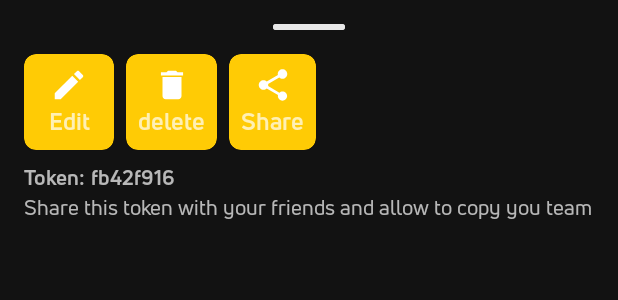
After one commit to ahuamana/CleanArquitecturePokeDex, an Android app: the layout bottom_sheet_options.xml on its own in the app's theme, with its tools: preview values and no code run, on a phone screen of 412 x 824 dp. The commit adds this screen. Shown: the top 300 px of the screen. Run offline under Robolectric (Android 15) with nearby library versions, the phone set to English and light mode, and no system bars.

Commit message:
if applied this will implement bottom sheet screen

```diff
--- a/dependencies.gradle
+++ b/dependencies.gradle
@@ -82,5 +82,7 @@ ext{
     //Firebase Realtime Database
     firebaseRealtimeDatabaseLib = "com.google.firebase:firebase-database-ktx:20.1.0"
 
+    //Swiper
+    swiperLib = "it.xabaras.android:recyclerview-swipedecorator:1.4"
 
 }
--- a/domain/src/main/java/com/paparazziteam/cleanarquitecturepokemon/domain/Entities.kt
+++ b/domain/src/main/java/com/paparazziteam/cleanarquitecturepokemon/domain/Entities.kt
@@ -77,6 +77,7 @@ data class PokemonTeam(
     var name: String,
     var pokemon: List<PokemonResponse>,
     var regionName: String = "",
+    var token: String = ""
 ) {
     constructor() : this("","", "", listOf())
 }
--- a/feature-home/build.gradle
+++ b/feature-home/build.gradle
@@ -69,6 +69,6 @@ dependencies {
     implementation viewModelExtensionForFragmentLib
 
 
-
+    implementation swiperLib
 
 }
--- a/feature-home/src/main/java/com/paparazziteam/cleanarquitecturepokemon/feature/home/PokemonTeamActivity.kt
+++ b/feature-home/src/main/java/com/paparazziteam/cleanarquitecturepokemon/feature/home/PokemonTeamActivity.kt
@@ -1,6 +1,5 @@
 package com.paparazziteam.cleanarquitecturepokemon.feature.home
 
-import androidx.appcompat.app.AppCompatActivity
 import android.os.Bundle
 import androidx.activity.viewModels
 import androidx.lifecycle.Observer
@@ -9,10 +8,10 @@ import com.paparazziteam.cleanarquitecturepokemon.feature.home.adapters.PokemonT
 import com.paparazziteam.cleanarquitecturepokemon.feature.home.databinding.ActivityPokemonTeamBinding
 import com.paparazziteam.cleanarquitecturepokemon.feature.home.viewmodels.PokemonTeamViewModel
 import com.paparazziteam.cleanarquitecturepokemon.shared.base.BaseActivity
-import com.paparazziteam.cleanarquitecturepokemon.shared.components.HorizontalSpacingItemDecoration
 import com.paparazziteam.cleanarquitecturepokemon.shared.components.VerticalSpacingItemDecoration
 import dagger.hilt.android.AndroidEntryPoint
 import pe.com.tarjetaw.android.client.shared.network.Event
+
 
 @AndroidEntryPoint
 class PokemonTeamActivity : BaseActivity<ActivityPokemonTeamBinding>(ActivityPokemonTeamBinding::inflate) {
@@ -67,6 +66,8 @@ class PokemonTeamActivity : BaseActivity<ActivityPokemonTeamBinding>(ActivityPok
         }
     }
 
+
+
     private fun extras() {
         userId = intent.getStringExtra("email") ?: ""
         viewModel.getTeamsByUser(userId)
--- a/feature-home/src/main/java/com/paparazziteam/cleanarquitecturepokemon/feature/home/viewmodels/HomeViewModel.kt
+++ b/feature-home/src/main/java/com/paparazziteam/cleanarquitecturepokemon/feature/home/viewmodels/HomeViewModel.kt
@@ -5,6 +5,7 @@ import androidx.lifecycle.MutableLiveData
 import androidx.lifecycle.ViewModel
 import androidx.lifecycle.viewModelScope
 import com.paparazziteam.cleanarquitecturepokemon.domain.*
+import com.paparazziteam.cleanarquitecturepokemon.shared.utils.generateToken
 import com.paparazziteam.cleanarquitecturepokemon.usecases.*
 import dagger.hilt.android.lifecycle.HiltViewModel
 import kotlinx.coroutines.launch
@@ -148,7 +149,8 @@ class HomeViewModel @Inject constructor(
             name = name,
             pokemon = getPokemonsSelected(),
             userId = email,
-            regionName = currectRegionSelected
+            regionName = currectRegionSelected,
+            token = generateToken()
         )
         viewModelScope.launch {
             createTeamUseCase.invoke(pokemonTeam)
--- /dev/null
+++ b/feature-home/src/main/res/drawable/ic_copy.xml
@@ -0,0 +1,5 @@
+<vector android:height="24dp" android:tint="#FFFFFF"
+    android:viewportHeight="24" android:viewportWidth="24"
+    android:width="24dp" xmlns:android="http://schemas.android.com/apk/res/android">
+    <path android:fillColor="@android:color/white" android:pathData="M16,1L4,1c-1.1,0 -2,0.9 -2,2v14h2L4,3h12L16,1zM19,5L8,5c-1.1,0 -2,0.9 -2,2v14c0,1.1 0.9,2 2,2h11c1.1,0 2,-0.9 2,-2L21,7c0,-1.1 -0.9,-2 -2,-2zM19,21L8,21L8,7h11v14z"/>
+</vector>
--- a/feature-home/src/main/res/layout/activity_pokemon_team.xml
+++ b/feature-home/src/main/res/layout/activity_pokemon_team.xml
@@ -44,4 +44,16 @@
         tools:itemCount="3"
         tools:listitem="@layout/item_pokemon_team" />
 
+    <com.google.android.material.floatingactionbutton.FloatingActionButton
+        android:id="@+id/fabCreateTeam"
+        app:layout_constraintBottom_toBottomOf="parent"
+        app:layout_constraintRight_toRightOf="parent"
+        android:backgroundTint="@color/colorPrimary"
+        app:borderWidth="0dp"
+        android:src="@drawable/ic_copy"
+        android:layout_marginBottom="20dp"
+        android:layout_marginRight="20dp"
+        android:layout_width="wrap_content"
+        android:layout_height="wrap_content"/>
+
 </androidx.constraintlayout.widget.ConstraintLayout>
--- a/shared/build.gradle
+++ b/shared/build.gradle
@@ -60,4 +60,6 @@ dependencies {
     //Glide
     implementation glideLibrary
     kapt glideCompilerLibrary
+
+    implementation swiperLib
 }
--- a/shared/src/main/java/com/paparazziteam/cleanarquitecturepokemon/shared/utils/Utils.kt
+++ b/shared/src/main/java/com/paparazziteam/cleanarquitecturepokemon/shared/utils/Utils.kt
@@ -20,6 +20,7 @@ import com.paparazziteam.cleanarquitecturepokemon.shared.databinding.CustomDialo
 import kotlinx.serialization.decodeFromString
 import kotlinx.serialization.encodeToString
 import kotlinx.serialization.json.Json
+import java.util.*
 import kotlin.math.roundToInt
 
 inline fun <reified T : Any> toJson(value : T) = Json{
@@ -81,6 +82,11 @@ fun MaterialCardView?.removeCardBackgroundColor() {
     this?.setCardBackgroundColor(Color.TRANSPARENT)
 }
 
+fun generateToken(): String {
+    return UUID.randomUUID().toString().substring(0, 8)
+}
+
+
 fun Context.createTeamDialog(textDescription: String?,
                              @DrawableRes icon: Int = R.drawable.pokeapi,
                              @ColorRes color: Int = R.color.colorPrimary): Dialog {
--- /dev/null
+++ b/shared/src/main/res/drawable/button_login_disabled.xml
@@ -0,0 +1,24 @@
+<?xml version="1.0" encoding="utf-8"?>
+<ripple xmlns:android="http://schemas.android.com/apk/res/android"
+    xmlns:tools="http://schemas.android.com/tools"
+    android:color="@color/color_line"
+    tools:targetApi="lollipop">
+
+    <item android:id="@android:id/background">
+        <shape android:shape="rectangle">
+            <corners android:radius="50dp" />
+            <solid android:color="@color/color_text_web"/>
+        </shape>
+    </item>
+
+    <item android:id="@android:id/background">
+        <shape android:shape="rectangle">
+            <corners android:radius="48dp" />
+            <solid android:color="@color/colorTransparent"/>
+            <stroke
+                android:width="1dp"
+                android:color="@color/color_text_web" />
+        </shape>
+    </item>
+
+</ripple>
--- /dev/null
+++ b/shared/src/main/res/drawable/ic_delete.xml
@@ -0,0 +1,5 @@
+<vector android:height="24dp" android:tint="#FFFFFF"
+    android:viewportHeight="24" android:viewportWidth="24"
+    android:width="24dp" xmlns:android="http://schemas.android.com/apk/res/android">
+    <path android:fillColor="@android:color/white" android:pathData="M6,19c0,1.1 0.9,2 2,2h8c1.1,0 2,-0.9 2,-2V7H6v12zM19,4h-3.5l-1,-1h-5l-1,1H5v2h14V4z"/>
+</vector>
--- /dev/null
+++ b/shared/src/main/res/drawable/ic_edit.xml
@@ -0,0 +1,5 @@
+<vector android:height="24dp" android:tint="#FFFFFF"
+    android:viewportHeight="24" android:viewportWidth="24"
+    android:width="24dp" xmlns:android="http://schemas.android.com/apk/res/android">
+    <path android:fillColor="@android:color/white" android:pathData="M3,17.25V21h3.75L17.81,9.94l-3.75,-3.75L3,17.25zM20.71,7.04c0.39,-0.39 0.39,-1.02 0,-1.41l-2.34,-2.34c-0.39,-0.39 -1.02,-0.39 -1.41,0l-1.83,1.83 3.75,3.75 1.83,-1.83z"/>
+</vector>
--- /dev/null
+++ b/shared/src/main/res/drawable/ic_search.xml
@@ -0,0 +1,5 @@
+<vector android:height="24dp" android:tint="#FFFFFF"
+    android:viewportHeight="24" android:viewportWidth="24"
+    android:width="24dp" xmlns:android="http://schemas.android.com/apk/res/android">
+    <path android:fillColor="@android:color/white" android:pathData="M15.5,14h-0.79l-0.28,-0.27C15.41,12.59 16,11.11 16,9.5 16,5.91 13.09,3 9.5,3S3,5.91 3,9.5 5.91,16 9.5,16c1.61,0 3.09,-0.59 4.23,-1.57l0.27,0.28v0.79l5,4.99L20.49,19l-4.99,-5zM9.5,14C7.01,14 5,11.99 5,9.5S7.01,5 9.5,5 14,7.01 14,9.5 11.99,14 9.5,14z"/>
+</vector>
--- /dev/null
+++ b/shared/src/main/res/drawable/ic_share.xml
@@ -0,0 +1,5 @@
+<vector android:height="24dp" android:tint="#FFFFFF"
+    android:viewportHeight="24" android:viewportWidth="24"
+    android:width="24dp" xmlns:android="http://schemas.android.com/apk/res/android">
+    <path android:fillColor="@android:color/white" android:pathData="M18,16.08c-0.76,0 -1.44,0.3 -1.96,0.77L8.91,12.7c0.05,-0.23 0.09,-0.46 0.09,-0.7s-0.04,-0.47 -0.09,-0.7l7.05,-4.11c0.54,0.5 1.25,0.81 2.04,0.81 1.66,0 3,-1.34 3,-3s-1.34,-3 -3,-3 -3,1.34 -3,3c0,0.24 0.04,0.47 0.09,0.7L8.04,9.81C7.5,9.31 6.79,9 6,9c-1.66,0 -3,1.34 -3,3s1.34,3 3,3c0.79,0 1.5,-0.31 2.04,-0.81l7.12,4.16c-0.05,0.21 -0.08,0.43 -0.08,0.65 0,1.61 1.31,2.92 2.92,2.92 1.61,0 2.92,-1.31 2.92,-2.92s-1.31,-2.92 -2.92,-2.92z"/>
+</vector>
--- /dev/null
+++ b/shared/src/main/res/layout/bottom_sheet_options.xml
@@ -0,0 +1,192 @@
+<?xml version="1.0" encoding="utf-8"?>
+<androidx.constraintlayout.widget.ConstraintLayout
+    xmlns:android="http://schemas.android.com/apk/res/android"
+    xmlns:app="http://schemas.android.com/apk/res-auto"
+    xmlns:tools="http://schemas.android.com/tools"
+    android:layout_width="match_parent"
+    android:layout_height="wrap_content"
+    android:elevation="24dp"
+    android:focusable="true"
+    android:clickable="true">
+
+    <ImageView
+        android:id="@+id/linea_desple"
+        android:layout_width="48dp"
+        android:layout_height="4dp"
+        app:tint="@color/linea_bottomsheet"
+        android:layout_marginTop="16dp"
+        app:srcCompat="@drawable/button_login_disabled"
+        app:layout_constraintTop_toTopOf="parent"
+        app:layout_constraintLeft_toLeftOf="parent"
+        app:layout_constraintRight_toRightOf="parent" />
+
+    <androidx.constraintlayout.widget.ConstraintLayout
+        android:id="@+id/constraintOptions"
+        android:layout_width="match_parent"
+        android:layout_height="wrap_content"
+        app:layout_constraintEnd_toEndOf="parent"
+        android:layout_marginTop="8dp"
+        android:layout_margin="16dp"
+        app:layout_constraintTop_toBottomOf="@+id/linea_desple"
+        app:layout_constraintStart_toStartOf="parent">
+
+        <com.google.android.material.card.MaterialCardView
+            android:id="@+id/cardViewEdit"
+            android:layout_width="60dp"
+            android:layout_height="wrap_content"
+            app:cardCornerRadius="8dp"
+            app:cardBackgroundColor="@color/colorPrimary"
+            app:layout_constraintTop_toTopOf="parent"
+            app:layout_constraintStart_toStartOf="parent">
+
+            <androidx.constraintlayout.widget.ConstraintLayout
+                android:layout_width="match_parent"
+                android:layout_gravity="center"
+                android:layout_margin="8dp"
+                android:layout_height="match_parent">
+                <com.google.android.material.imageview.ShapeableImageView
+                    android:id="@+id/ivEdit"
+                    android:layout_width="25dp"
+                    android:layout_height="25dp"
+                    android:src="@drawable/ic_edit"
+                    app:layout_constraintEnd_toEndOf="parent"
+                    app:layout_constraintStart_toStartOf="parent"
+                    app:layout_constraintTop_toTopOf="parent" />
+                <com.google.android.material.textview.MaterialTextView
+                    android:id="@+id/tvEdit"
+                    android:layout_width="match_parent"
+                    android:layout_height="wrap_content"
+                    android:fontFamily="@font/uni_neue_bold"
+                    android:gravity="center"
+                    android:textSize="16dp"
+                    app:layout_constraintBottom_toBottomOf="parent"
+                    app:layout_constraintEnd_toEndOf="@+id/ivEdit"
+                    app:layout_constraintStart_toStartOf="@+id/ivEdit"
+                    app:layout_constraintTop_toBottomOf="@+id/ivEdit"
+                    tools:text="@string/edit" />
+            </androidx.constraintlayout.widget.ConstraintLayout>
+
+
+
+
+
+
+        </com.google.android.material.card.MaterialCardView>
+
+        <com.google.android.material.card.MaterialCardView
+            android:id="@+id/cardViewDelete"
+            android:layout_width="wrap_content"
+            android:layout_height="wrap_content"
+            app:cardCornerRadius="8dp"
+            android:layout_marginStart="8dp"
+            app:cardBackgroundColor="@color/colorPrimary"
+            app:layout_constraintTop_toTopOf="parent"
+            app:layout_constraintLeft_toRightOf="@+id/cardViewEdit">
+
+            <androidx.constraintlayout.widget.ConstraintLayout
+                android:layout_width="match_parent"
+                android:layout_gravity="center"
+                android:layout_margin="8dp"
+                android:layout_height="match_parent">
+                <com.google.android.material.imageview.ShapeableImageView
+                    android:id="@+id/ivDelete"
+                    android:layout_width="25dp"
+                    android:layout_height="25dp"
+                    android:src="@drawable/ic_delete"
+                    app:layout_constraintEnd_toEndOf="parent"
+                    app:layout_constraintStart_toStartOf="parent"
+                    app:layout_constraintTop_toTopOf="parent" />
+                <com.google.android.material.textview.MaterialTextView
+                    android:id="@+id/tvDelete"
+                    android:layout_width="match_parent"
+                    android:layout_height="wrap_content"
+                    android:fontFamily="@font/uni_neue_bold"
+                    android:gravity="center"
+                    android:textSize="16dp"
+                    app:layout_constraintBottom_toBottomOf="parent"
+                    app:layout_constraintEnd_toEndOf="@+id/ivDelete"
+                    app:layout_constraintStart_toStartOf="@+id/ivDelete"
+                    app:layout_constraintTop_toBottomOf="@+id/ivDelete"
+                    tools:text="@string/delete" />
+            </androidx.constraintlayout.widget.ConstraintLayout>
+
+
+
+
+        </com.google.android.material.card.MaterialCardView>
+
+        <!--Share-->
+        <com.google.android.material.card.MaterialCardView
+            android:id="@+id/cardViewShare"
+            android:layout_width="wrap_content"
+            android:layout_height="wrap_content"
+            app:cardCornerRadius="8dp"
+            android:layout_marginStart="8dp"
+            app:cardBackgroundColor="@color/colorPrimary"
+            app:layout_constraintTop_toTopOf="parent"
+            app:layout_constraintLeft_toRightOf="@+id/cardViewDelete">
+
+            <androidx.constraintlayout.widget.ConstraintLayout
+                android:layout_width="match_parent"
+                android:layout_gravity="center"
+                android:layout_margin="8dp"
+                android:layout_height="match_parent">
+                <com.google.android.material.imageview.ShapeableImageView
+                    android:id="@+id/ivShare"
+                    android:layout_width="25dp"
+                    android:layout_height="25dp"
+                    android:src="@drawable/ic_share"
+                    app:layout_constraintEnd_toEndOf="parent"
+                    app:layout_constraintStart_toStartOf="parent"
+                    app:layout_constraintTop_toTopOf="parent" />
+                <com.google.android.material.textview.MaterialTextView
+                    android:id="@+id/tvShare"
+                    android:layout_width="match_parent"
+                    android:layout_height="wrap_content"
+                    android:fontFamily="@font/uni_neue_bold"
+                    android:gravity="center"
+                    android:textSize="16dp"
+                    app:layout_constraintBottom_toBottomOf="parent"
+                    app:layout_constraintEnd_toEndOf="@+id/ivShare"
+                    app:layout_constraintStart_toStartOf="@+id/ivShare"
+                    app:layout_constraintTop_toBottomOf="@+id/ivShare"
+                    tools:text="@string/share" />
+            </androidx.constraintlayout.widget.ConstraintLayout>
+        </com.google.android.material.card.MaterialCardView>
+
+
+        <com.google.android.material.textview.MaterialTextView
+            android:id="@+id/tvTitleToken"
+            android:layout_width="wrap_content"
+            android:layout_height="wrap_content"
+            android:text="Token: "
+
+            android:layout_marginTop="8dp"
+            android:fontFamily="@font/uni_neue_bold"
+            app:layout_constraintStart_toStartOf="parent"
+            app:layout_constraintTop_toBottomOf="@+id/cardViewEdit" />
+
+        <com.google.android.material.textview.MaterialTextView
+            android:id="@+id/tvToken"
+            android:layout_width="wrap_content"
+            android:layout_height="wrap_content"
+            android:fontFamily="@font/uni_neue_bold"
+            android:text="fb42f916"
+            app:layout_constraintStart_toEndOf="@+id/tvTitleToken"
+            app:layout_constraintTop_toTopOf="@+id/tvTitleToken" />
+
+        <com.google.android.material.textview.MaterialTextView
+            android:id="@+id/tvTokenDescription"
+            android:layout_width="wrap_content"
+            android:layout_height="wrap_content"
+            android:fontFamily="@font/uni_neue_regular"
+            android:layout_marginBottom="8dp"
+            android:text="Share this token with your friends and allow to copy you team"
+            app:layout_constraintBottom_toBottomOf="parent"
+            app:layout_constraintStart_toStartOf="parent"
+            app:layout_constraintTop_toBottomOf="@+id/tvTitleToken" />
+
+
+    </androidx.constraintlayout.widget.ConstraintLayout>
+
+</androidx.constraintlayout.widget.ConstraintLayout>
--- a/shared/src/main/res/values/strings.xml
+++ b/shared/src/main/res/values/strings.xml
@@ -3,4 +3,7 @@
     <string name="login_google">Login with Google</string>
     <string name="choose_team_name">Choose the team name</string>
     <string name="enter_team_name">Enter team name</string>
+    <string name="edit">Edit</string>
+    <string name="delete">delete</string>
+    <string name="share">Share</string>
 </resources>
```
